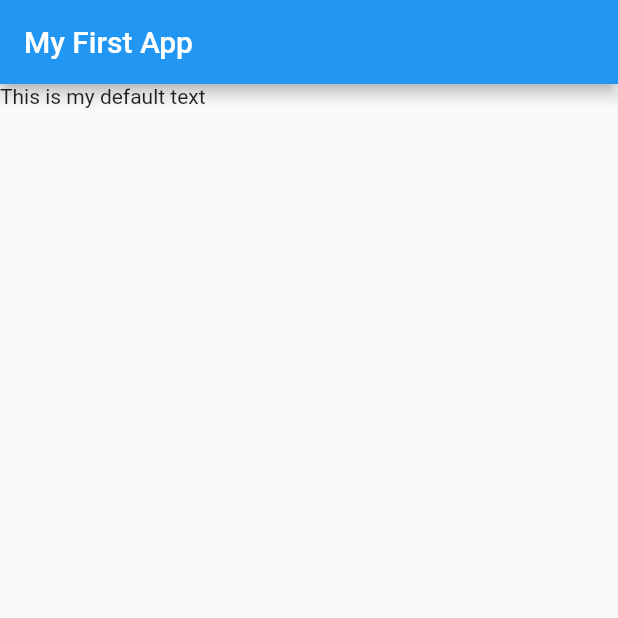
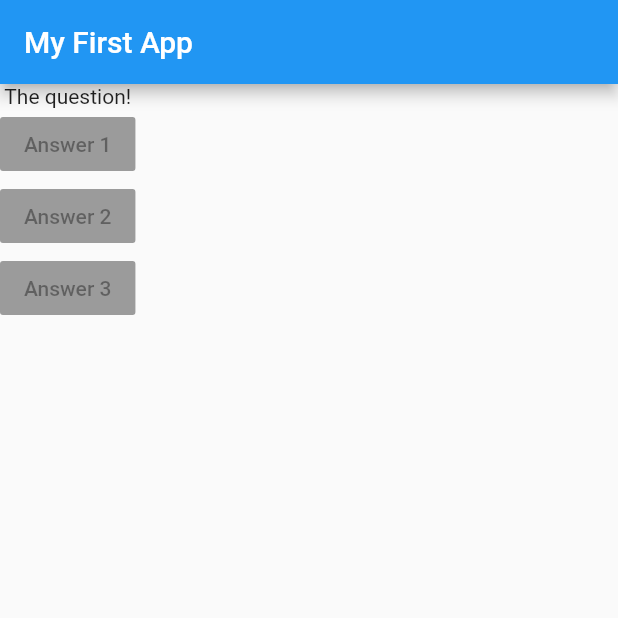
Before and after one commit to abdullahmoosa/flutter_basics, a Flutter app: the screen it shows after launch, on a phone screen of 412 x 824 dp, the top half of it. Run offline on Flutter 3.47's test engine with Material 2 defaults, Android fonts, the phone set to English and light mode, and no system bars.

Commit message:
Added column wizard and buttons

```diff
--- a/lib/main.dart
+++ b/lib/main.dart
@@ -12,11 +12,27 @@ class MyApp extends StatelessWidget {
   Widget build(BuildContext context) {
     return MaterialApp(
       home: Scaffold(
-        appBar: AppBar(
-          title: Text('My First App'),
-        ),
-        body: Text("This is my default text"), // body
-      ),
+          appBar: AppBar(
+            title: Text('My First App'),
+          ),
+          body: Column(
+            children: [
+              Text('The question!'),
+              RaisedButton(
+                child: Text('Answer 1'),
+                onPressed: null,
+              ),
+              RaisedButton(
+                child: Text('Answer 2'),
+                onPressed: null,
+              ),
+              RaisedButton(
+                child: Text('Answer 3'),
+                onPressed: null,
+              ),
+            ],
+          ) // body
+          ),
     );
   }
 }
```
